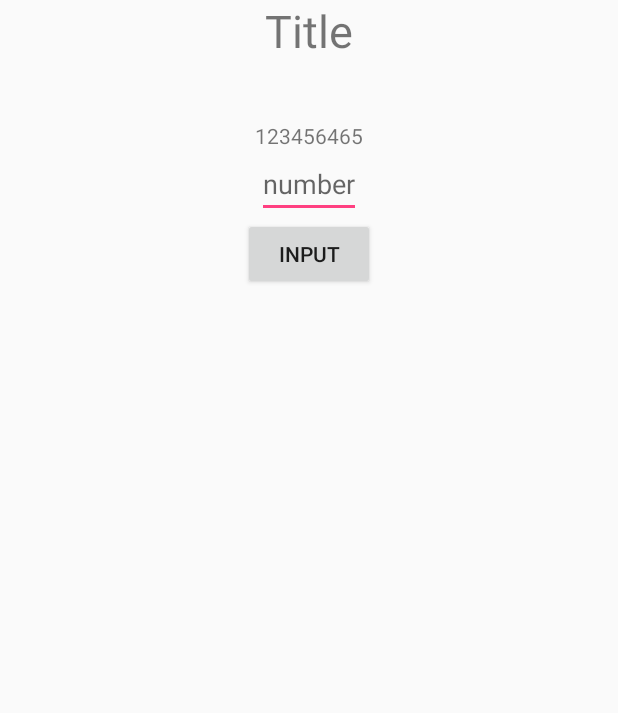
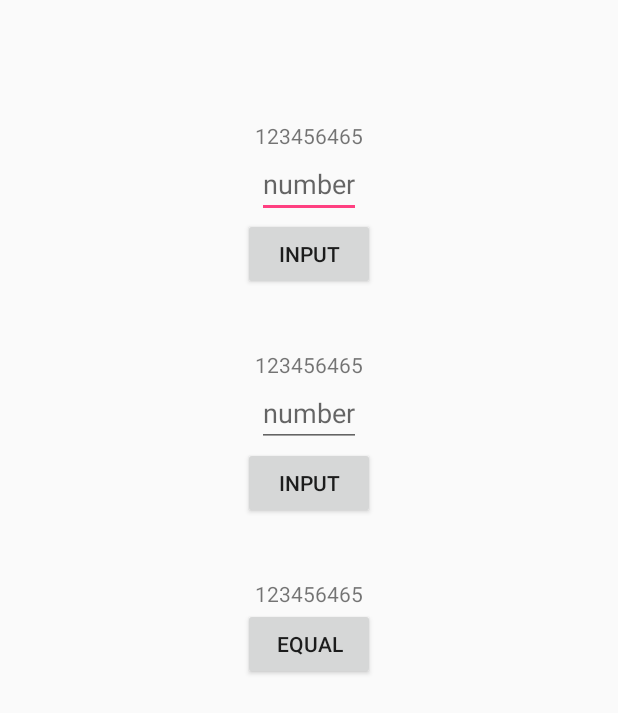
Before and after one commit to SinLucifer/MatrixCalculator, an Android app: the SimpleCalculatingActivity screen opened directly, with no data from a screen before it, on a phone screen of 412 x 824 dp. Shown: the top 713 px of the screen. Run offline under Robolectric (Android 15) with nearby library versions, the phone set to English and light mode, and no system bars; 5 statements that could not run were skipped.

Commit message:
练手用矩阵计算器 （Matrix Calculator） --矩阵输入   Matrix Input  √ --优化文件结构（复用Fragment）   Optimized File Structure（Reuse Fragment） √

```diff
--- a/app/src/main/java/org/sin/matrixcalculator/Calculating_Activity/SimpleCalculatingActivity.java
+++ b/app/src/main/java/org/sin/matrixcalculator/Calculating_Activity/SimpleCalculatingActivity.java
@@ -9,20 +9,31 @@ import android.widget.Button;
 import android.widget.EditText;
 import android.widget.TextView;
 
+import org.sin.matrixcalculator.MainActivity;
 import org.sin.matrixcalculator.MatrixMode.Matrix;
 import org.sin.matrixcalculator.R;
 
 
-public class SimpleCalculatingActivity extends Activity implements View.OnClickListener{
+public class SimpleCalculatingActivity extends Activity {
     private TextView title;
     private TextView show;
+    private TextView show2;
+    private TextView result;
     private EditText input;
+    private EditText input2;
     private Button submit;
+    private Button submit2;
+    private Button equal;
     private Intent intent;
 
     private int x = 0;
     private int y = 0;
+    private int x2 = 0;
+    private int y2 = 0;
+    private String METHOD;
+
     private Matrix matrix1;
+    private Matrix matrix2;
 
 
     @Override
@@ -31,16 +42,42 @@ public class SimpleCalculatingActivity extends Activity implements View.OnClickL
         setContentView(R.layout.simple_calculating_activity);
         title = (TextView)findViewById(R.id.simple_title);
         show = (TextView)findViewById(R.id.show);
+        show2 = (TextView)findViewById(R.id.show2);
+        result = (TextView)findViewById(R.id.result);
+
         input = (EditText)findViewById(R.id.input);
+        input2 = (EditText)findViewById(R.id.input2);
+
         submit = (Button)findViewById(R.id.submit);
+        submit2 = (Button)findViewById(R.id.submit2);
+        equal = (Button)findViewById(R.id.equal);
 
         intent = getIntent();
         matrix1 = (Matrix) intent.getSerializableExtra("Matrix_INFO");
-        title.setText(matrix1.getMethod());
+        METHOD = matrix1.getMethod();
 
-        submit.setOnClickListener(this);
+        title.setText(METHOD);
+
+        selectMethod(METHOD);
+
+        submit.setOnClickListener(new First_Matrix_OnClickListener());
+        submit2.setOnClickListener(new Second_Matrix_OnClickListener());
+        equal.setOnClickListener(new Equal_OnclickListener());
     }
 
+    private void selectMethod(String method){
+        if (method.equals(MainActivity.PLUS)){
+            matrix2 = new Matrix(matrix1.getX(),matrix1.getY(),method);
+        }else if (method.equals(MainActivity.SUBTRACT)){
+            matrix2 = new Matrix(matrix1.getX(),matrix1.getY(),method);
+        }else if (method.equals(MainActivity.MULTIPLE)){
+            matrix2 = new Matrix(matrix1.getY(),matrix1.getX(),method);
+        }else if (method.equals(MainActivity.DIVIDE)){
+            matrix2 = new Matrix(matrix1.getY(),matrix1.getX(),method);
+        }
+    }
+
+    private class First_Matrix_OnClickListener implements View.OnClickListener{
         @Override
         public void onClick(View v) {
             if (x == matrix1.getX()){
@@ -50,7 +87,6 @@ public class SimpleCalculatingActivity extends Activity implements View.OnClickL
                 System.out.print(matrix1.show());
                 return;
             }
-        Log.d("See X Y",x+"  "+y);
 
             matrix1.matrix[x][y] = Double.parseDouble(input.getText().toString().trim());
             input.setText("");
@@ -61,7 +97,43 @@ public class SimpleCalculatingActivity extends Activity implements View.OnClickL
                 y = 0;
                 x++;
             }
-
-
         }
     }
+
+    private class Second_Matrix_OnClickListener implements View.OnClickListener{
+        @Override
+        public void onClick(View v) {
+            if (x2 == matrix2.getX()){
+                input2.setText("数组越界");
+                input2.setFocusable(false);
+                input2.setFocusableInTouchMode(false);
+                System.out.print(matrix2.show());
+                return;
+            }
+            matrix2.matrix[x2][y2] = Double.parseDouble(input2.getText().toString().trim());
+            input2.setText("");
+            y2++;
+            show2.setText(matrix2.show());
+
+            if (y2 >= matrix2.getY()){
+                y2 = 0;
+                x2++;
+            }
+        }
+    }
+
+    private class Equal_OnclickListener implements View.OnClickListener{
+        @Override
+        public void onClick(View v) {
+            if (METHOD.equals(MainActivity.PLUS)){
+                result.setText((matrix1.add(matrix2)).show());
+            }else if (METHOD.equals(MainActivity.SUBTRACT)){
+                result.setText((matrix1.subtraction(matrix2)).show());
+            }else if (METHOD.equals(MainActivity.MULTIPLE)){
+                result.setText((matrix1.multipe(matrix2)).show());
+            }else if (METHOD.equals(MainActivity.DIVIDE)){
+                result.setText((matrix1.division(matrix2)).show());
+            }
+        }
+    }
+}
--- a/app/src/main/res/layout/simple_calculating_activity.xml
+++ b/app/src/main/res/layout/simple_calculating_activity.xml
@@ -31,4 +31,42 @@
         android:text="input"
         android:layout_gravity="center"
         android:id="@+id/submit"/>
+
+    <TextView
+        android:layout_width="wrap_content"
+        android:layout_height="wrap_content"
+        android:layout_gravity="center"
+        android:paddingTop="40dp"
+        android:text="123456465"
+        android:id="@+id/show2"
+        android:singleLine="false"/>
+    <EditText
+        android:layout_width="wrap_content"
+        android:layout_height="wrap_content"
+        android:id="@+id/input2"
+        android:layout_gravity="center"
+        android:inputType="numberSigned|numberDecimal"
+        android:numeric="signed|decimal"
+        android:hint="number"/>
+    <Button
+        android:layout_width="wrap_content"
+        android:layout_height="wrap_content"
+        android:text="input"
+        android:layout_gravity="center"
+        android:id="@+id/submit2"/>
+
+    <TextView
+        android:layout_width="wrap_content"
+        android:layout_height="wrap_content"
+        android:layout_gravity="center"
+        android:paddingTop="40dp"
+        android:text="123456465"
+        android:id="@+id/result"
+        android:singleLine="false"/>
+    <Button
+        android:layout_width="wrap_content"
+        android:layout_height="wrap_content"
+        android:text="equal"
+        android:layout_gravity="center"
+        android:id="@+id/equal"/>
 </LinearLayout>
```
Also changed, not shown: app/src/main/java/org/sin/matrixcalculator/MatrixMode/Matrix.java (+13 -13 lines), app/src/main/res/layout/plus_fragment.xml (deleted, +0 -43 lines). Lines whose indentation alone changed are shown as unchanged.
